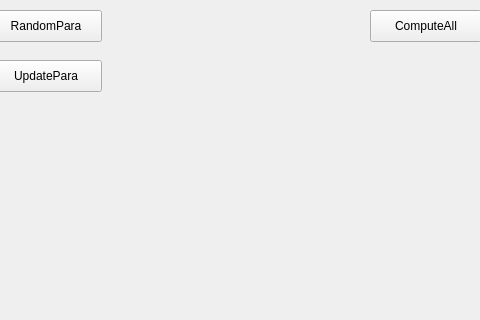
Above: ANN-Simulator/mainwindow.ui from caihuayi/ANN-Simulator before the change; both pictures show x 320 to 800 and y 0 to 320 of the 800 by 600 pixel window. Below: the same form after it.
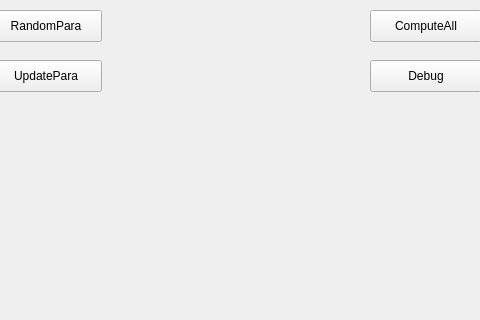
That is the form after the change.

Commit message: Computing is OK. Debug is a bug

What changed in the file:
```diff
--- a/ANN-Simulator/mainwindow.ui
+++ b/ANN-Simulator/mainwindow.ui
@@ -109,6 +109,19 @@
      <string>ComputeAll</string>
     </property>
    </widget>
+   <widget class="QPushButton" name="button_debug">
+    <property name="geometry">
+     <rect>
+      <x>690</x>
+      <y>60</y>
+      <width>112</width>
+      <height>32</height>
+     </rect>
+    </property>
+    <property name="text">
+     <string>Debug</string>
+    </property>
+   </widget>
   </widget>
   <widget class="QMenuBar" name="menubar">
    <property name="geometry">
```
The commit also changes 6 other files.
